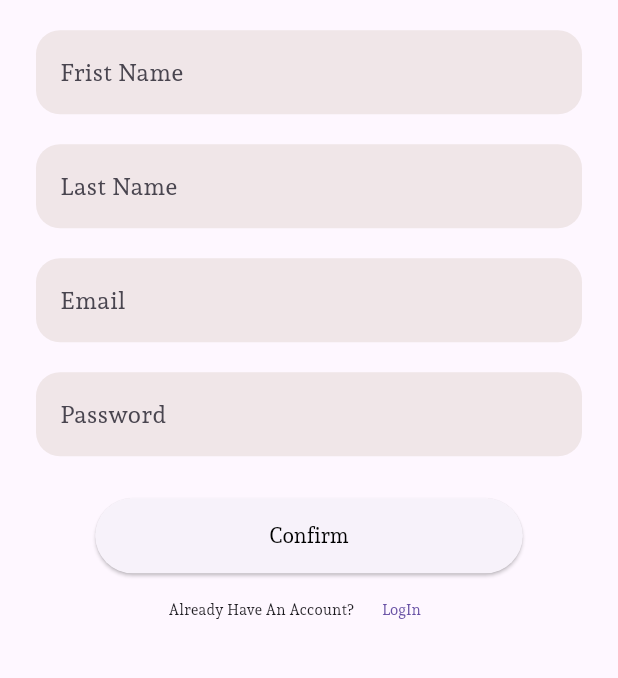
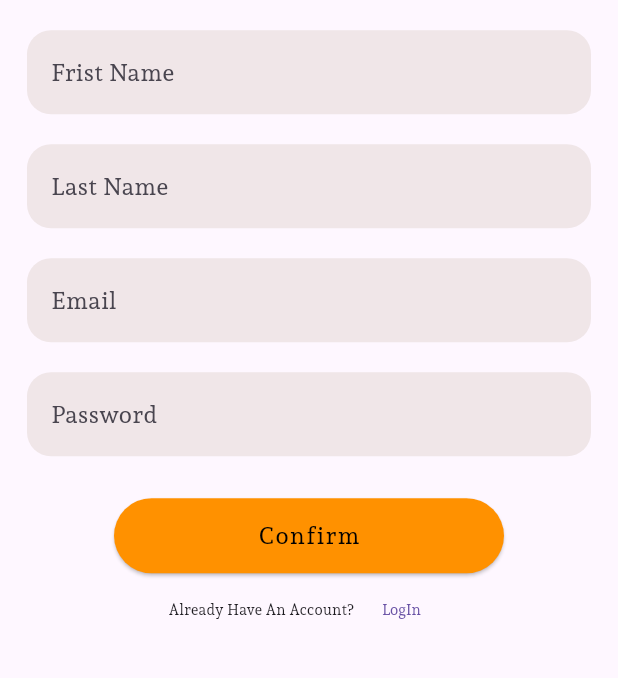
Before and after one commit to MdSohidUllahChowdhury/Save-Ideas-App, a Flutter app: the screen it shows after launch, after a tap on "SingUp", on a phone screen of 412 x 824 dp, the part 422-1100 px from its top. Run offline on Flutter 3.47's test engine with Material 3 defaults, Android fonts, the phone set to English and light mode, and no system bars; our stand-ins replace flutter_screenutil, get.

Commit message:
Custom Update

```diff
--- a/lib/View/Intro Screen/singup.dart
+++ b/lib/View/Intro Screen/singup.dart
@@ -13,12 +13,12 @@ class SingUp extends StatelessWidget {
     final _formkey = GlobalKey<FormState>();
 
     return Scaffold(
-        body: Padding(
-          padding: const EdgeInsets.all(6.0),
-          child: Column(
+      body: Column(
           mainAxisAlignment: MainAxisAlignment.center,
           crossAxisAlignment: CrossAxisAlignment.center,
+
           children: [
+
            const Text("Welcome To Our Community",
               style: TextStyle(
                 fontWeight: FontWeight.bold,
@@ -27,21 +27,26 @@ class SingUp extends StatelessWidget {
            ),
 
             const SizedBox(height: 8),
+
             const Text("Our community is ready to help you"),
+
             const SizedBox(height: 12),
             Image.asset('lib/Controller/Assets/image/circle.png',
             fit: BoxFit.fitWidth,
-              height: 100,),
+            height: 100,
+            ),
+
             const SizedBox(height: 12),
 
              Form(
               key: _formkey,
               child: Column(
+
                 children: [
 
                   const FormSection(
                     nameit: 'Frist Name',
-                      isMust:true ,
+                    isMust:true,
                     ),
 
                   const SizedBox(height:4),
@@ -71,18 +76,22 @@ class SingUp extends StatelessWidget {
                  ElevatedButton(
                   onPressed:() {
 
-                    if(_formkey.currentState!.validate()
-                    )
+                   if(_formkey.currentState!.validate())
                     {
                       Get.offAll(const LogIn());
                     }
+                  },
 
-                  },
                   style: TextButton.styleFrom(
-                    minimumSize: const Size(285, 50),
+                   minimumSize: const Size(260, 50),
+                   backgroundColor: Colors.orangeAccent.shade400
                   ),
                 child: const Text('Confirm',
-                   style: TextStyle(color: Colors.black)
+                 style:TextStyle(
+                  fontSize: 16,
+                  letterSpacing: 1.2,
+                   color: Colors.black,
+                  )
                  )
                 ),
 
@@ -107,7 +116,6 @@ class SingUp extends StatelessWidget {
         ),
 
     ]
-          ),
    )
   );
  }
--- a/lib/View/Intro Screen/splashscreen.dart
+++ b/lib/View/Intro Screen/splashscreen.dart
@@ -28,8 +28,10 @@ class _SplashScreenState extends State<SplashScreen> {
     return Scaffold(
       backgroundColor:Colors.white,
       body: Center(
-        child: Image.asset('lib/Controller/Assets/image/circle.png',height: 270,)
-        ),
+        child: Image.asset('lib/Controller/Assets/image/circle.png',
+        height: 260,
+        )
+      ),
     );
   }
 }
--- a/lib/View/Intro Screen/welcome_page.dart
+++ b/lib/View/Intro Screen/welcome_page.dart
@@ -9,12 +9,10 @@ class Welcome extends StatelessWidget {
   @override
   Widget build(BuildContext context) {
     return Scaffold(
-        body: Padding(
-        padding: const EdgeInsets.all(6.0),
-        child:
-         Column(
+        body: Column(
          mainAxisAlignment: MainAxisAlignment.center,
          children: [
+
          const Text("Welcome To Our Community",
          textAlign: TextAlign.center,
          style: TextStyle(
@@ -30,43 +28,50 @@ class Welcome extends StatelessWidget {
 
          const SizedBox(height: 15),
 
-        Image.asset('lib/Controller/Assets/image/circle.png',height: 230,),
+         Image.asset('lib/Controller/Assets/image/circle.png',
+          height: 220,
+         ),
 
          const SizedBox(height:10),
 
          const Text("Get In Through"),
+
          const SizedBox(height:20),
 
          ElevatedButton(
 
            onPressed: () =>Get.offAll(const SingUp()),
               style: TextButton.styleFrom(
-                 minimumSize: const Size(280, 50),
-                 backgroundColor: Colors.orange),
+                minimumSize: const Size(260, 50),
+                backgroundColor: Colors.orangeAccent.shade400
+                ),
            child: const Text("SingUp",
             style:TextStyle(
-              fontSize: 18,
+             fontSize: 16,
+             letterSpacing: 1.2,
              color: Colors.black,
              )
             )
            ),
+
         const SizedBox(height:20),
 
         ElevatedButton(
            onPressed:() => Get.offAll(const LogIn()),
            style: TextButton.styleFrom(
-              minimumSize: const Size(280, 50),
+             minimumSize: const Size(260, 50),
+             backgroundColor: Colors.blueAccent.shade400
            ),
            child: const Text("LogIn",
             style:TextStyle(
-              fontSize: 18,
+             fontSize: 16,
+             letterSpacing: 1.2,
              color: Colors.black,
              )
             )
            ),
+
         ]
-
-      ),
       )
     );
   }
```
Also changed, not shown: lib/Model/home.dart (+12 -4 lines), lib/View/Intro Screen/login.dart (+17 -9 lines), lib/View/Save Work/createnote.dart (+17 -10 lines), lib/View/Save Work/notescreen.dart (+38 -11 lines), lib/View/Setting Option/language.dart (+31 -14 lines), lib/View/Setting Option/personality.dart (+23 -12 lines), lib/View/Setting Option/setting.dart (+21 -9 lines), lib/Widgets/listcard.dart (+5 -5 lines), lib/Model/main.dart (line endings or trailing spaces). Lines whose indentation alone changed are shown as unchanged.
